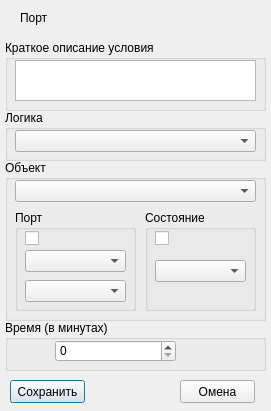
The window that serviceClasses/newconditiondialog.ui (IgorPetrov0/SCADAServer) describes before a commit, drawn with Qt 5.
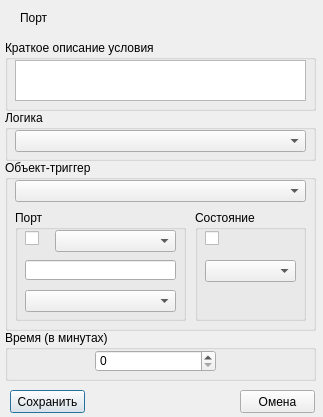
The same window after the commit.

The edit to the form file:
```diff
--- a/serviceClasses/newconditiondialog.ui
+++ b/serviceClasses/newconditiondialog.ui
@@ -6,8 +6,8 @@
    <rect>
     <x>0</x>
     <y>0</y>
-    <width>271</width>
-    <height>411</height>
+    <width>323</width>
+    <height>417</height>
    </rect>
   </property>
   <property name="windowTitle">
@@ -18,7 +18,7 @@
     <rect>
      <x>5</x>
      <y>40</y>
-     <width>261</width>
+     <width>311</width>
      <height>71</height>
     </rect>
    </property>
@@ -30,7 +30,7 @@
      <rect>
       <x>10</x>
       <y>20</y>
-      <width>241</width>
+      <width>291</width>
       <height>41</height>
      </rect>
     </property>
@@ -41,19 +41,19 @@
     <rect>
      <x>5</x>
      <y>160</y>
-     <width>261</width>
-     <height>161</height>
+     <width>311</width>
+     <height>171</height>
     </rect>
    </property>
    <property name="title">
-    <string>Объект</string>
+    <string>Объект-триггер</string>
    </property>
    <widget class="QComboBox" name="objectComboBox">
     <property name="geometry">
      <rect>
       <x>10</x>
       <y>20</y>
-      <width>241</width>
+      <width>291</width>
       <height>22</height>
      </rect>
     </property>
@@ -61,10 +61,10 @@
    <widget class="QGroupBox" name="groupBox_6">
     <property name="geometry">
      <rect>
-      <x>140</x>
+      <x>190</x>
       <y>50</y>
       <width>111</width>
-      <height>101</height>
+      <height>111</height>
      </rect>
     </property>
     <property name="title">
@@ -99,8 +99,8 @@
      <rect>
       <x>10</x>
       <y>50</y>
-      <width>121</width>
-      <height>101</height>
+      <width>171</width>
+      <height>111</height>
      </rect>
     </property>
     <property name="title">
@@ -109,9 +109,9 @@
     <widget class="QComboBox" name="portComboBox">
      <property name="geometry">
       <rect>
-       <x>10</x>
-       <y>40</y>
-       <width>101</width>
+       <x>40</x>
+       <y>20</y>
+       <width>121</width>
        <height>22</height>
       </rect>
      </property>
@@ -120,8 +120,8 @@
      <property name="geometry">
       <rect>
        <x>10</x>
-       <y>70</y>
-       <width>101</width>
+       <y>80</y>
+       <width>151</width>
        <height>22</height>
       </rect>
      </property>
@@ -139,6 +139,19 @@
       <string/>
      </property>
     </widget>
+    <widget class="QLineEdit" name="portDecrLine">
+     <property name="geometry">
+      <rect>
+       <x>10</x>
+       <y>50</y>
+       <width>151</width>
+       <height>20</height>
+      </rect>
+     </property>
+     <property name="readOnly">
+      <bool>true</bool>
+     </property>
+    </widget>
    </widget>
   </widget>
   <widget class="QGroupBox" name="groupBox_5">
@@ -146,7 +159,7 @@
     <rect>
      <x>5</x>
      <y>110</y>
-     <width>261</width>
+     <width>311</width>
      <height>51</height>
     </rect>
    </property>
@@ -158,7 +171,7 @@
      <rect>
       <x>10</x>
       <y>20</y>
-      <width>241</width>
+      <width>291</width>
       <height>22</height>
      </rect>
     </property>
@@ -168,7 +181,7 @@
    <property name="geometry">
     <rect>
      <x>10</x>
-     <y>380</y>
+     <y>390</y>
      <width>75</width>
      <height>23</height>
     </rect>
@@ -180,8 +193,8 @@
   <widget class="QPushButton" name="cancelButton">
    <property name="geometry">
     <rect>
-     <x>180</x>
-     <y>380</y>
+     <x>240</x>
+     <y>390</y>
      <width>75</width>
      <height>23</height>
     </rect>
@@ -194,8 +207,8 @@
    <property name="geometry">
     <rect>
      <x>5</x>
-     <y>320</y>
-     <width>261</width>
+     <y>330</y>
+     <width>311</width>
      <height>51</height>
     </rect>
    </property>
@@ -205,7 +218,7 @@
    <widget class="QSpinBox" name="timeSpinBox">
     <property name="geometry">
      <rect>
-      <x>50</x>
+      <x>90</x>
       <y>20</y>
       <width>121</width>
       <height>22</height>
```
Left out of the diff: 2 changed lines with no effect on the pictures.
